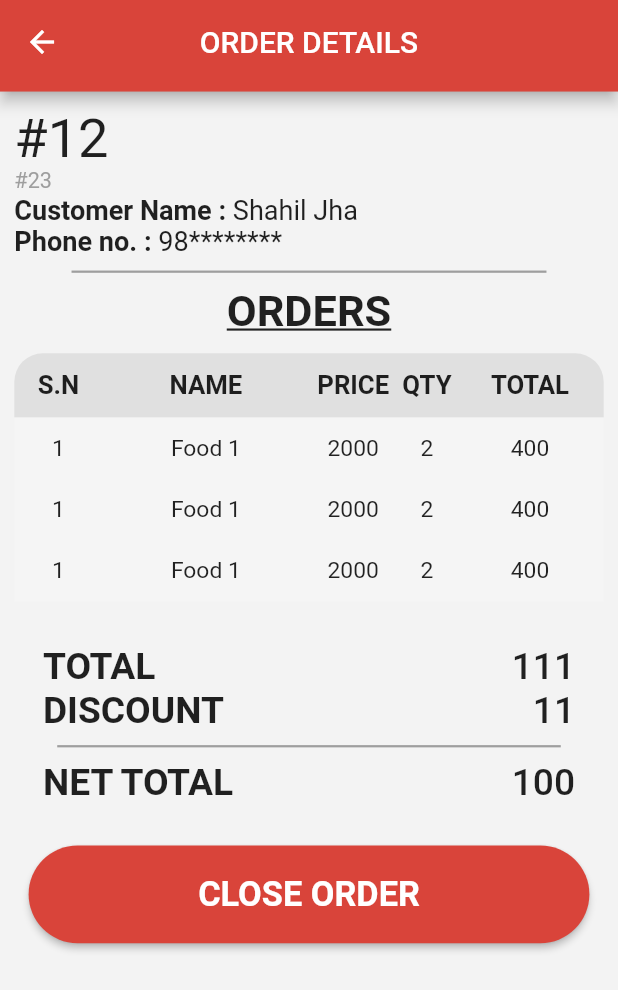
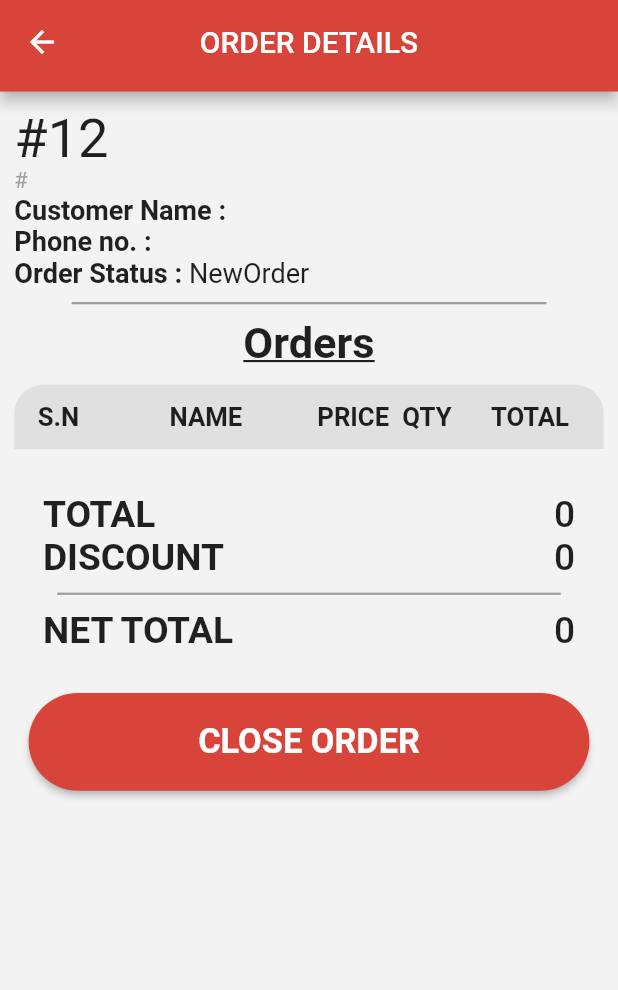
Before and after one commit to ShahilJha/Restaurant-prototype, a Flutter app: the ReceptionistOrderDetailsScreen screen opened directly with empty values, on a phone screen of 412 x 824 dp. Shown: the top 990 px of the screen. Run offline on Flutter 3.47's test engine with Material 2 defaults, Android fonts, the phone set to English and light mode, and no system bars; our stand-ins replace cloud_firestore, device_preview, firebase_auth, firebase_core, flutter_screenutil; accounts and stored records are empty.

Commit message:
bug: additional order bug fix

```diff
--- a/lib/models/food_item.dart
+++ b/lib/models/food_item.dart
@@ -7,6 +7,7 @@ class FoodItem {
   final String name;
   final int price;
   int quantity;
+  int total;
   FoodItemStatus status;
 
   FoodItem({
@@ -14,6 +15,7 @@ class FoodItem {
     this.name,
     this.price,
     this.quantity = 0,
+    this.total,
     this.status = FoodItemStatus.NotReady,
   });
 
@@ -22,6 +24,7 @@ class FoodItem {
         name: map['name'],
         price: map['price'],
         quantity: map['quantity'],
+        total: map['total'],
         status: EnumUtil.stringToFoodItemStatus(map['status']),
       );
 
@@ -30,6 +33,7 @@ class FoodItem {
         'name': name,
         'price': price,
         'quantity': quantity,
+        'total': total,
         'status': EnumUtil.foodItemStatusToString(status),
       };
 }
--- a/lib/models/order.dart
+++ b/lib/models/order.dart
@@ -55,8 +55,8 @@ class Order {
         servedItems: map['servedItems'],
         orders:
             List<FoodItem>.from(map['orders'].map((x) => FoodItem.fromMap(x))),
-        additionalOrders:
-            List<FoodItem>.from(map['orders'].map((x) => FoodItem.fromMap(x))),
+        additionalOrders: List<FoodItem>.from(
+            map['additionalOrders'].map((x) => FoodItem.fromMap(x))),
         total: map['total'],
         discount: map['discount'],
         netTotal: map['netTotal'],
--- /dev/null
+++ b/lib/screens/receptionist/order_details_screen/local_widgets/receptionist_order_table.dart
@@ -0,0 +1,31 @@
+import 'package:flutter/material.dart';
+import 'package:summer_project/models/food_item.dart';
+import 'package:summer_project/utils/order_util.dart';
+import 'package:summer_project/widgets/app_table_components.dart';
+
+class ReceptionistOrderTable extends StatelessWidget {
+  final List<FoodItem> list;
+
+  const ReceptionistOrderTable({Key key, this.list}) : super(key: key);
+
+  @override
+  Widget build(BuildContext context) {
+    return AppTable(
+      columnWidths: {
+        0: FractionColumnWidth(0.15),
+        1: FractionColumnWidth(0.35),
+        2: FractionColumnWidth(0.15),
+        3: FractionColumnWidth(0.1),
+        4: FractionColumnWidth(0.25),
+      },
+      headerChildren: [
+        AppHeaderCell(string: 'S.N'),
+        AppHeaderCell(string: 'NAME'),
+        AppHeaderCell(string: 'PRICE'),
+        AppHeaderCell(string: 'QTY'),
+        AppHeaderCell(string: 'TOTAL'),
+      ],
+      dataChildren: OrderUtil.getTableRows(list),
+    );
+  }
+}
--- a/lib/screens/receptionist/order_details_screen/receptionist_order_details_screen.dart
+++ b/lib/screens/receptionist/order_details_screen/receptionist_order_details_screen.dart
@@ -1,6 +1,9 @@
 import 'package:flutter/cupertino.dart';
 import 'package:flutter/material.dart';
+import 'package:summer_project/models/food_item.dart';
 import 'package:summer_project/models/order.dart';
+import 'package:summer_project/utils/enum_util.dart';
+import 'package:summer_project/utils/order_util.dart';
 import 'package:summer_project/widgets/app_app_bar.dart';
 import 'package:flutter_screenutil/flutter_screenutil.dart';
 import 'package:summer_project/widgets/app_button.dart';
@@ -12,14 +15,38 @@ import 'package:summer_project/widgets/sub_titles.dart';
 import 'package:summer_project/widgets/table_no.dart';
 
 import 'local_widgets/payment_details.dart';
+import 'local_widgets/receptionist_order_table.dart';
 
 class ReceptionistOrderDetailsScreen extends StatelessWidget {
   final Order order;
   const ReceptionistOrderDetailsScreen({Key key, this.order}) : super(key: key);
 
+  List<TableRow> getOrderList(List<FoodItem> list) {
+    int index = 0;
+    List<TableRow> orderList = [];
+    for (var order in list) {
+      orderList.add(
+        TableRow(
+          decoration: BoxDecoration(
+            color: Colors.grey[100],
+          ),
+          children: [
+            AppDataCell(string: {++index}.toString()),
+            AppDataCell(string: order.name),
+            AppDataCell(string: order.price.toString()),
+            AppDataCell(string: order.quantity.toString()),
+            AppDataCell(string: order.total.toString()),
+          ],
+        ),
+      );
+    }
+    return orderList;
+  }
+
   @override
   Widget build(BuildContext context) {
-    print('order detail: ->${order.id}');
+    print(order.additionalOrders.isEmpty);
+    // print(order.additionalOrders[0].name);
     return Scaffold(
       appBar: KAppBar(
         title: 'ORDER DETAILS',
@@ -29,76 +56,36 @@ class ReceptionistOrderDetailsScreen extends StatelessWidget {
           children: [
             TableNumber(tableNumber: 12),
             OrderID(
-              orderID: '23',
+              orderID: order.id,
             ),
             AttributeDisplay(
               attribute: 'Customer Name',
-              string: 'Shahil Jha',
+              string: order.customerName,
             ),
             AttributeDisplay(
               attribute: 'Phone no.',
-              string: '98********',
+              string: order.customerContact,
+            ),
+            AttributeDisplay(
+              attribute: 'Order Status',
+              string: EnumUtil.orderStatusToString(order.status),
             ),
             Divider(),
-            Subtitles(string: 'ORDERS'),
-            AppTable(
-              columnWidths: {
-                0: FractionColumnWidth(0.15),
-                1: FractionColumnWidth(0.35),
-                2: FractionColumnWidth(0.15),
-                3: FractionColumnWidth(0.1),
-                4: FractionColumnWidth(0.25),
-              },
-              headerChildren: [
-                AppHeaderCell(string: 'S.N'),
-                AppHeaderCell(string: 'NAME'),
-                AppHeaderCell(string: 'PRICE'),
-                AppHeaderCell(string: 'QTY'),
-                AppHeaderCell(string: 'TOTAL'),
-              ],
-              dataChildren: [
-                TableRow(
-                  decoration: BoxDecoration(
-                    color: Colors.grey[100],
-                  ),
-                  children: [
-                    AppDataCell(string: '1'),
-                    AppDataCell(string: 'Food 1'),
-                    AppDataCell(string: '2000'),
-                    AppDataCell(string: '2'),
-                    AppDataCell(string: '400'),
-                  ],
-                ),
-                TableRow(
-                  decoration: BoxDecoration(
-                    color: Colors.grey[100],
-                  ),
-                  children: [
-                    AppDataCell(string: '1'),
-                    AppDataCell(string: 'Food 1'),
-                    AppDataCell(string: '2000'),
-                    AppDataCell(string: '2'),
-                    AppDataCell(string: '400'),
-                  ],
-                ),
-                TableRow(
-                  decoration: BoxDecoration(
-                    color: Colors.grey[100],
-                  ),
-                  children: [
-                    AppDataCell(string: '1'),
-                    AppDataCell(string: 'Food 1'),
-                    AppDataCell(string: '2000'),
-                    AppDataCell(string: '2'),
-                    AppDataCell(string: '400'),
-                  ],
-                ),
-              ],
+            Subtitles(string: 'Orders'),
+            ReceptionistOrderTable(list: order.orders),
+            Visibility(
+              visible: order.additionalOrders.isEmpty ? false : true,
+              child: Column(
+                children: [
+                  Subtitles(string: 'Additional Orders'),
+                  ReceptionistOrderTable(list: order.additionalOrders),
+                ],
+              ),
             ),
             PaymentDetails(
-              total: 111,
-              discount: 11,
-              netTotal: 100,
+              total: order.total,
+              discount: order.discount,
+              netTotal: order.netTotal,
             ),
             AppButton(
               text: 'CLOSE ORDER',
--- a/lib/screens/receptionist/order_list_screen/receptionist_order_list_screen.dart
+++ b/lib/screens/receptionist/order_list_screen/receptionist_order_list_screen.dart
@@ -44,33 +44,12 @@ class ReceptionistOrderListScreen extends StatelessWidget {
                   onPressed: () {
                     print('PRESSED ON ORDER TILE');
                     print(orderFromMap(orderData).id);
+                    print(orderFromMap(orderData).additionalOrders);
 
                     //todo: make adjustments
                     Navigator.of(context).pushNamed(
                       '/receptionist_order_detail',
                       arguments: orderFromMap(orderData),
-
-                      // arguments: Order(
-                      //   id: orderData['id'],
-                      //   customerName: orderData['customerName'],
-                      //   customerContact: orderData['customerContact'],
-                      //   tableNumber: orderData['tableNumber'],
-                      //   dateCreated: orderData['dateCreated'].toDate(),
-                      //   total: orderData['total'],
-                      //   discount: orderData['discount'],
-                      //   netTotal: orderData['netTotal'],
-                      //   additionalOrders: List<FoodItem>.from(
-                      //       orderData['additionalOrders']
-                      //           .map((x) => FoodItem.fromMap(x))),
-                      //   orders: List<FoodItem>.from(orderData['orders']
-                      //       .map((x) => FoodItem.fromMap(x))),
-                      //   servedItems: orderData['servedItems'],
-                      //   notReadyItems: orderData['notReadyItems'],
-                      //   readyItems: orderData['readyItems'],
-                      //   status:
-                      //       EnumUtil.stringToOrderStatus(orderData['status']),
-                      //   orderTakenByID: orderData['orderTakenByID '],
-                      // ),
                     );
                   },
                 );
--- /dev/null
+++ b/lib/utils/order_util.dart
@@ -0,0 +1,28 @@
+import 'package:flutter/material.dart';
+import '../widgets/app_table_components.dart';
+import '../models/food_item.dart';
+
+class OrderUtil {
+  static List<TableRow> getTableRows(List<FoodItem> list) {
+    int index = 1;
+    List<TableRow> orderList = [];
+    for (var order in list) {
+      orderList.add(
+        TableRow(
+          decoration: BoxDecoration(
+            color: Colors.grey[100],
+          ),
+          children: [
+            AppDataCell(string: index.toString()),
+            AppDataCell(string: order.name),
+            AppDataCell(string: order.price.toString()),
+            AppDataCell(string: order.quantity.toString()),
+            AppDataCell(string: order.total.toString()),
+          ],
+        ),
+      );
+      index += 1;
+    }
+    return orderList;
+  }
+}
```
